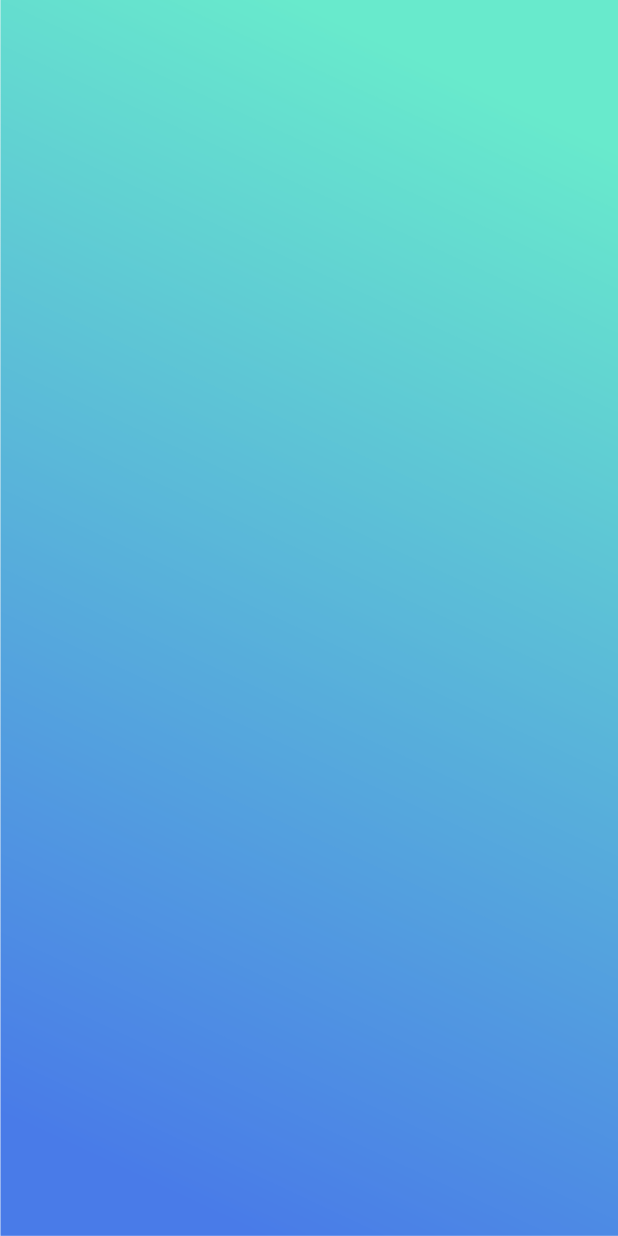
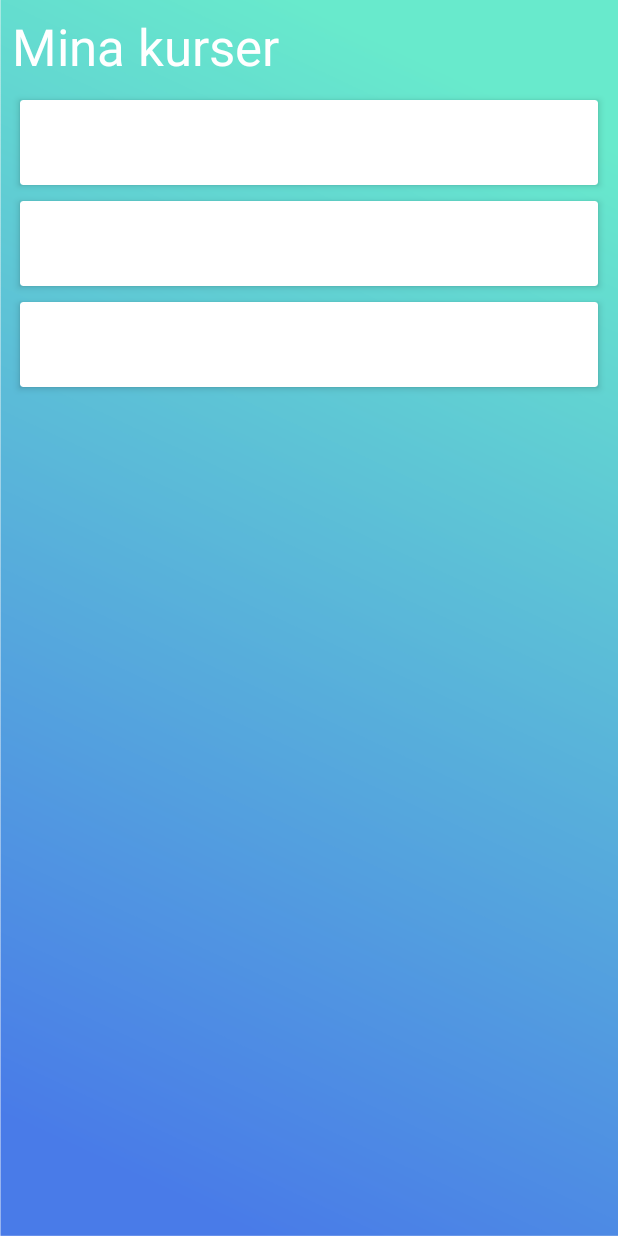
Before and after one commit to NewtonYrkeshogskola/da_scrummerz, an Android app: the layout activity_courses.xml on its own in the app's theme, with its tools: preview values and no code run, on a phone screen of 412 x 824 dp. Run offline under Robolectric (Android 15) with nearby library versions, the phone set to English and light mode, and no system bars.

Commit message:
List of courses now work on Android

```diff
--- a/Android/Scrummerz/app/src/main/res/layout/activity_courses.xml
+++ b/Android/Scrummerz/app/src/main/res/layout/activity_courses.xml
@@ -7,4 +7,29 @@
     android:background="@drawable/bglogin"
     tools:context="se.newton.scrummerz.activity_courses">
 
+    <android.support.v7.widget.RecyclerView
+        android:id="@+id/coursesRecyclerView"
+        android:layout_width="0dp"
+        android:layout_height="0dp"
+        android:layout_marginBottom="8dp"
+        android:layout_marginLeft="8dp"
+        android:layout_marginRight="8dp"
+        android:layout_marginTop="8dp"
+        app:layout_constraintBottom_toBottomOf="parent"
+        app:layout_constraintLeft_toLeftOf="parent"
+        app:layout_constraintRight_toRightOf="parent"
+        app:layout_constraintTop_toBottomOf="@+id/textView3"
+        tools:listitem="@layout/item_courses" />
+
+    <TextView
+        android:id="@+id/textView3"
+        android:layout_width="wrap_content"
+        android:layout_height="wrap_content"
+        android:text="Mina kurser"
+        android:textAppearance="@style/TextAppearance.AppCompat.Display1"
+        android:textColor="@android:color/white"
+        app:layout_constraintTop_toTopOf="parent"
+        android:layout_marginTop="8dp"
+        android:layout_marginLeft="8dp"
+        app:layout_constraintLeft_toLeftOf="parent" />
 </android.support.constraint.ConstraintLayout>
--- a/Android/Scrummerz/app/src/main/res/layout/item_courses.xml
+++ b/Android/Scrummerz/app/src/main/res/layout/item_courses.xml
@@ -9,15 +9,15 @@
 
     <RelativeLayout
         android:layout_width="match_parent"
-        android:layout_height="54dp"
+        android:layout_height="wrap_content"
         android:elevation="0dp"
-        android:padding="3dp">
+        android:paddingBottom="10dp">
 
         <include
             layout="@layout/item_courses_content"
             android:layout_width="match_parent"
             android:layout_height="wrap_content"
-            android:layout_marginStart="5dp" />
+            android:layout_marginStart="8dp" />
 
     </RelativeLayout>
 
```
Also changed, not shown: Android/Scrummerz/app/build.gradle (+10 -3 lines), Android/Scrummerz/app/src/main/java/se/newton/scrummerz/activity_courses.java (+77 -6 lines), Android/Scrummerz/app/src/main/java/se/newton/scrummerz/adapters/CoursesAdapter.java (deleted, +0 -54 lines), Android/Scrummerz/app/src/main/java/se/newton/scrummerz/model/Courses.java (+33 -52 lines), Android/Scrummerz/app/src/main/java/se/newton/scrummerz/model/Student.java (+0 -16 lines), Android/Scrummerz/app/src/main/java/se/newton/scrummerz/signedInStart.java (+41 -7 lines), Android/Scrummerz/app/src/main/res/layout/item_courses_content.xml (+1 -13 lines).
